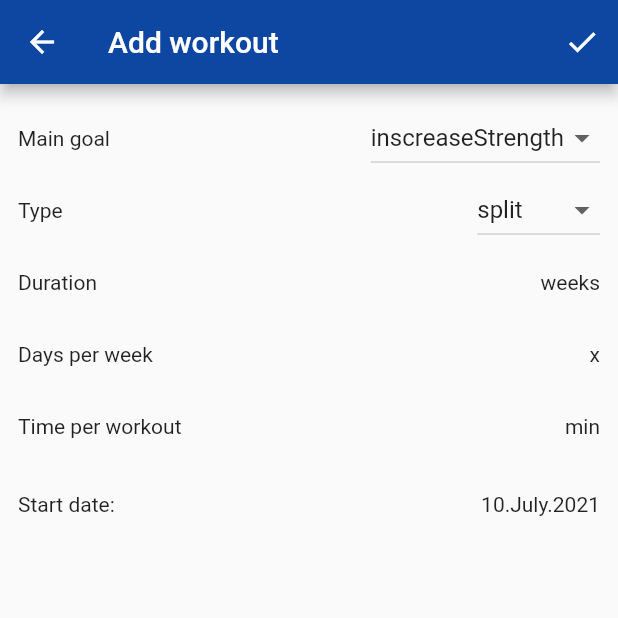
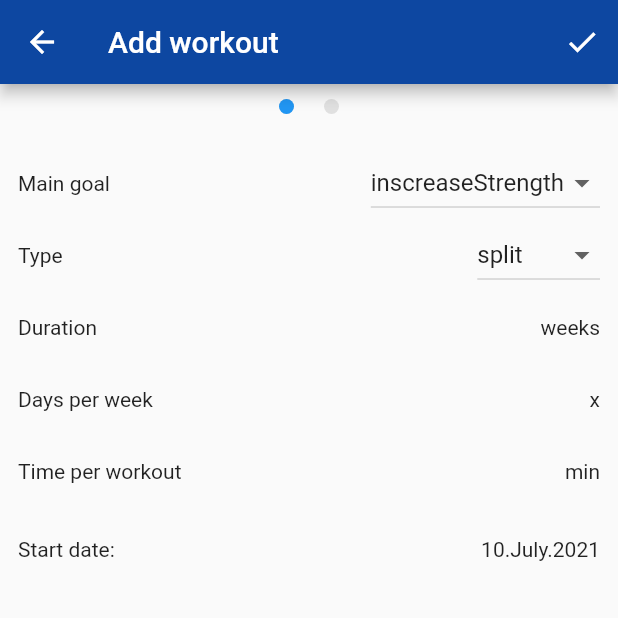
Before and after one commit to jurej1/fit_tip, a Flutter app: the AddWorkoutView screen opened directly, on a phone screen of 412 x 824 dp, the top half of it. Run offline on Flutter 3.47's test engine with Material 2 defaults, Android fonts, the phone set to English and light mode, and no system bars; our stand-ins replace another_flushbar, bloc, carousel_slider, cloud_firestore, equatable, firebase_auth and 4 more; accounts and stored records are empty.

Commit message:
selected view displayer

```diff
--- a/lib/fitness_tracking/view/add_workout_view.dart
+++ b/lib/fitness_tracking/view/add_workout_view.dart
@@ -1,4 +1,5 @@
 import 'package:fit_tip/fitness_tracking/fitness_tracking.dart';
+import 'package:fit_tip/food_tracking/food_tracking.dart';
 import 'package:flutter/material.dart';
 import 'package:flutter_bloc/flutter_bloc.dart';
 
@@ -34,13 +35,62 @@ class AddWorkoutView extends StatelessWidget {
       appBar: AddWorkoutViewAppBar(),
       body: BlocBuilder<AddWorkoutViewCubit, AddWorkoutFormView>(
         builder: (context, view) {
-          if (view == AddWorkoutFormView.workout) {
-            return WorkoutForm();
-          } else {
-            return WorkoutDaysForm();
-          }
+          return Column(
+            children: [
+              const _SelectedViewDisplayer(),
+              if (view == AddWorkoutFormView.workout) Expanded(child: WorkoutForm()),
+              if (view == AddWorkoutFormView.days) Expanded(child: WorkoutDaysForm()),
+            ],
+          );
         },
       ),
     );
   }
 }
+
+class _SelectedViewDisplayer extends StatefulWidget {
+  const _SelectedViewDisplayer({Key? key}) : super(key: key);
+
+  @override
+  __SelectedViewDisplayerState createState() => __SelectedViewDisplayerState();
+}
+
+class __SelectedViewDisplayerState extends State<_SelectedViewDisplayer> with SingleTickerProviderStateMixin {
+  late AnimationController _controller;
+
+  @override
+  void initState() {
+    _controller = AnimationController(
+      vsync: this,
+      duration: const Duration(milliseconds: 400),
+      upperBound: AddWorkoutFormView.values.length.toDouble(),
+    );
+    super.initState();
+  }
+
+  @override
+  void dispose() {
+    _controller.dispose();
+    super.dispose();
+  }
+
+  @override
+  Widget build(BuildContext context) {
+    return BlocListener<AddWorkoutViewCubit, AddWorkoutFormView>(
+      listener: (context, view) {
+        _controller.animateTo(AddWorkoutFormView.values.indexOf(view).toDouble());
+      },
+      child: Container(
+        height: 30,
+        child: SelectedViewDisplayer(
+          controller: _controller,
+          dotSize: 10,
+          length: AddWorkoutFormView.values.length,
+          selectedColor: Colors.blue,
+          unselectedColor: Colors.grey.shade300,
+          width: 40,
+        ),
+      ),
+    );
+  }
+}
--- a/lib/fitness_tracking/widgets/workout_form.dart
+++ b/lib/fitness_tracking/widgets/workout_form.dart
@@ -24,6 +24,7 @@ class WorkoutForm extends StatelessWidget {
       },
       child: ListView(
         padding: const EdgeInsets.all(12),
+        physics: const BouncingScrollPhysics(),
         children: [
           const _WorkoutGoalInput(),
           const _WorkoutTypeInput(),
```
